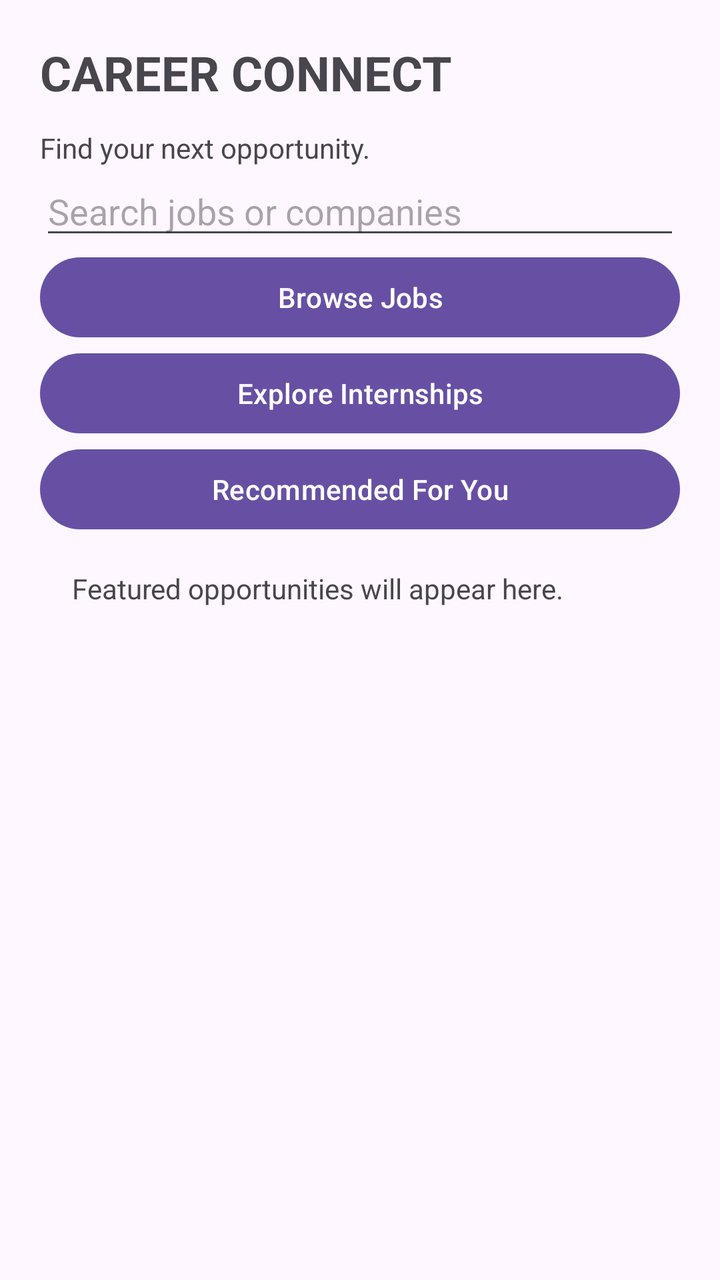
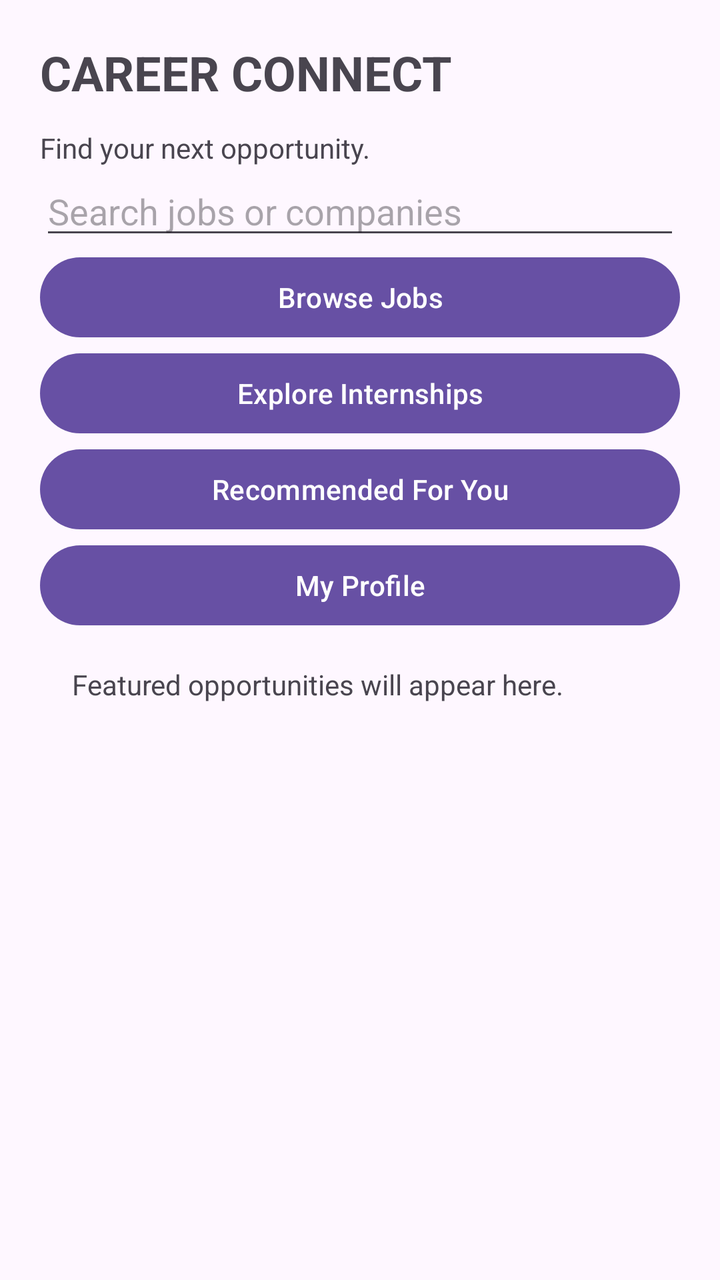

An Android layout rendered at two revisions. The XML below is the earlier revision; the diff shows what the commit changed to produce the second picture.
<!-- AndroidManifest.xml: application theme Theme.JobIntenshipApp -->
<!-- res/layout/activity_main.xml -->
<?xml version="1.0" encoding="utf-8"?>
<ScrollView xmlns:android="http://schemas.android.com/apk/res/android"
    android:id="@+id/main"
    android:layout_width="match_parent"
    android:layout_height="match_parent"
    android:fillViewport="true">

    <LinearLayout
        android:layout_width="match_parent"
        android:layout_height="wrap_content"
        android:orientation="vertical"
        android:padding="20dp">

        <TextView
            android:layout_width="wrap_content"
            android:layout_height="wrap_content"
            android:text="CAREER CONNECT"
            android:textSize="24sp"
            android:textStyle="bold" />

        <TextView
            android:layout_width="match_parent"
            android:layout_height="wrap_content"
            android:layout_marginTop="12dp"
            android:text="Find your next opportunity." />

        <EditText
            android:id="@+id/searchInput"
            android:layout_width="match_parent"
            android:layout_height="wrap_content"
            android:hint="Search jobs or companies"
            android:inputType="text" />

        <Button
            android:id="@+id/jobsButton"
            android:layout_width="match_parent"
            android:layout_height="wrap_content"
            android:text="Browse Jobs" />

        <Button
            android:id="@+id/internshipsButton"
            android:layout_width="match_parent"
            android:layout_height="wrap_content"
            android:text="Explore Internships" />

        <Button
            android:id="@+id/recommendationsButton"
            android:layout_width="match_parent"
            android:layout_height="wrap_content"
            android:text="Recommended For You" />

        <TextView
            android:id="@+id/opportunitiesText"
            android:layout_width="match_parent"
            android:layout_height="wrap_content"
            android:padding="16dp"
            android:text="Featured opportunities will appear here." />

    </LinearLayout>
</ScrollView>
<!-- resources referenced by this layout -->
<resources>
  <style name="Theme.JobIntenshipApp" parent="Base.Theme.JobIntenshipApp" />
  <style name="Base.Theme.JobIntenshipApp" parent="Theme.Material3.DayNight.NoActionBar">
          
          
      </style>
</resources>

<!-- the commit's change to res/layout/activity_main.xml (unified diff, before → after) -->
@@ -1,60 +1,66 @@
 <?xml version="1.0" encoding="utf-8"?>
-<ScrollView xmlns:android="http://schemas.android.com/apk/res/android"
-    android:id="@+id/main"
-    android:layout_width="match_parent"
-    android:layout_height="match_parent"
-    android:fillViewport="true">
+    <ScrollView xmlns:android="http://schemas.android.com/apk/res/android"
+        android:id="@+id/main"
+        android:layout_width="match_parent"
+        android:layout_height="match_parent"
+        android:fillViewport="true">
 
-    <LinearLayout
-        android:layout_width="match_parent"
-        android:layout_height="wrap_content"
-        android:orientation="vertical"
-        android:padding="20dp">
-
-        <TextView
-            android:layout_width="wrap_content"
-            android:layout_height="wrap_content"
-            android:text="CAREER CONNECT"
-            android:textSize="24sp"
-            android:textStyle="bold" />
-
-        <TextView
+        <LinearLayout
             android:layout_width="match_parent"
             android:layout_height="wrap_content"
-            android:layout_marginTop="12dp"
-            android:text="Find your next opportunity." />
+            android:orientation="vertical"
+            android:padding="20dp">
 
-        <EditText
-            android:id="@+id/searchInput"
-            android:layout_width="match_parent"
-            android:layout_height="wrap_content"
-            android:hint="Search jobs or companies"
-            android:inputType="text" />
+            <TextView
+                android:layout_width="wrap_content"
+                android:layout_height="wrap_content"
+                android:text="CAREER CONNECT"
+                android:textSize="24sp"
+                android:textStyle="bold" />
 
-        <Button
-            android:id="@+id/jobsButton"
-            android:layout_width="match_parent"
-            android:layout_height="wrap_content"
-            android:text="Browse Jobs" />
+            <TextView
+                android:layout_width="match_parent"
+                android:layout_height="wrap_content"
+                android:layout_marginTop="12dp"
+                android:text="Find your next opportunity." />
 
-        <Button
-            android:id="@+id/internshipsButton"
-            android:layout_width="match_parent"
-            android:layout_height="wrap_content"
-            android:text="Explore Internships" />
+            <EditText
+                android:id="@+id/searchInput"
+                android:layout_width="match_parent"
+                android:layout_height="wrap_content"
+                android:hint="Search jobs or companies"
+                android:inputType="text" />
 
-        <Button
-            android:id="@+id/recommendationsButton"
-            android:layout_width="match_parent"
-            android:layout_height="wrap_content"
-            android:text="Recommended For You" />
+            <Button
+                android:id="@+id/jobsButton"
+                android:layout_width="match_parent"
+                android:layout_height="wrap_content"
+                android:text="Browse Jobs" />
 
-        <TextView
-            android:id="@+id/opportunitiesText"
-            android:layout_width="match_parent"
-            android:layout_height="wrap_content"
-            android:padding="16dp"
-            android:text="Featured opportunities will appear here." />
+            <Button
+                android:id="@+id/internshipsButton"
+                android:layout_width="match_parent"
+                android:layout_height="wrap_content"
+                android:text="Explore Internships" />
 
-    </LinearLayout>
-</ScrollView>
+            <Button
+                android:id="@+id/recommendationsButton"
+                android:layout_width="match_parent"
+                android:layout_height="wrap_content"
+                android:text="Recommended For You" />
+
+            <Button
+                android:id="@+id/profileButton"
+                android:layout_width="match_parent"
+                android:layout_height="wrap_content"
+                android:text="My Profile" />
+
+            <TextView
+                android:id="@+id/opportunitiesText"
+                android:layout_width="match_parent"
+                android:layout_height="wrap_content"
+                android:padding="16dp"
+                android:text="Featured opportunities will appear here." />
+
+        </LinearLayout>
+    </ScrollView>
